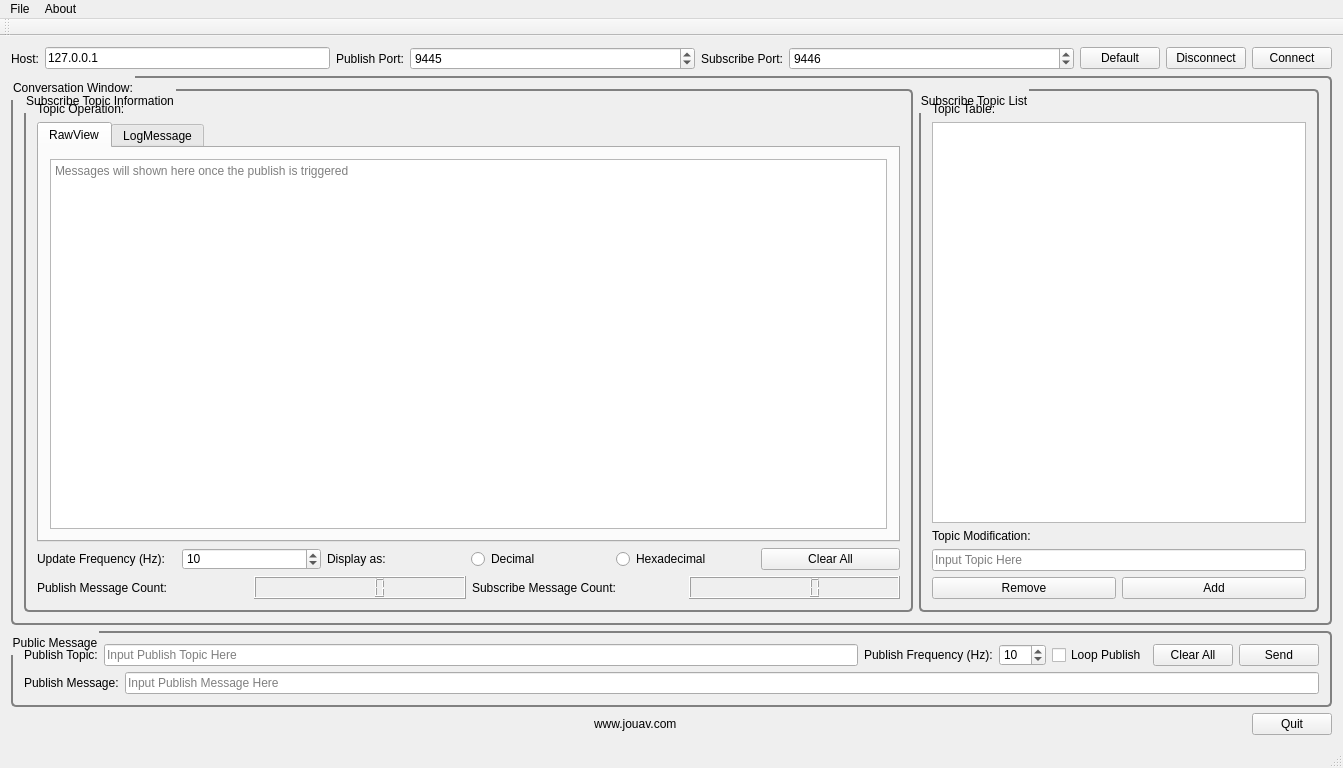
Before: the Qt Designer form ui/mainwindow.ui in Phillweston/zmqtesttool, drawn with Qt 5.
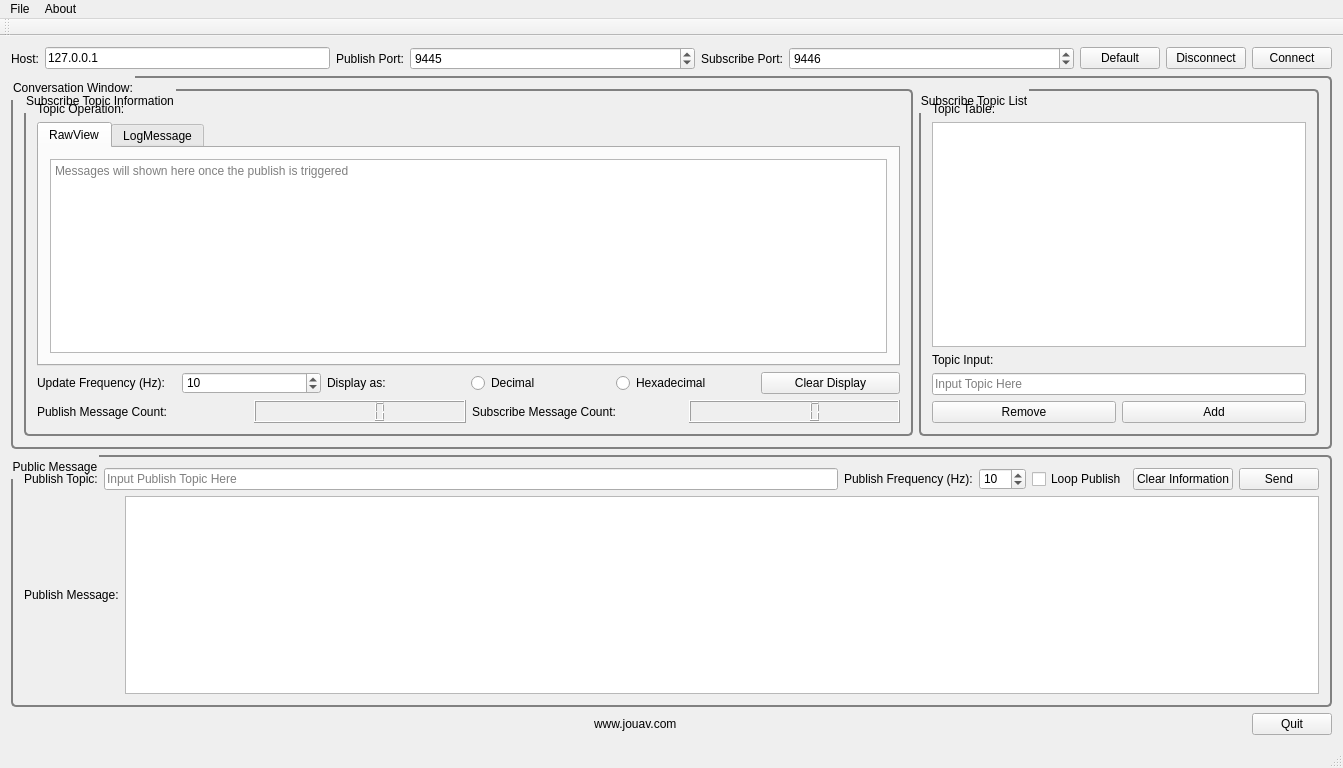
After: the same form once the commit is applied. The open tabs and pages were chosen to show the change. Icons and pictures are not drawn.

Commit message: [Modification] Update README, UI interface, design pattern doc

Patch:
```diff
--- a/ui/mainwindow.ui
+++ b/ui/mainwindow.ui
@@ -275,7 +275,7 @@
                  <string>Clear All Information Input</string>
                 </property>
                 <property name="text">
-                 <string>Clear All</string>
+                 <string>Clear Display</string>
                 </property>
                 <property name="icon">
                  <iconset resource="../resources/images.qrc">
@@ -335,9 +335,9 @@
              <widget class="QTableView" name="tableViewTopics"/>
             </item>
             <item>
-             <widget class="QLabel" name="labelPublishTopic">
+             <widget class="QLabel" name="labelSubscribeTopic">
               <property name="text">
-               <string>Topic Modification:</string>
+               <string>Topic Input:</string>
               </property>
              </widget>
             </item>
@@ -428,7 +428,7 @@
        <item>
         <layout class="QHBoxLayout" name="horizontalLayout_6">
          <item>
-          <widget class="QLabel" name="labelPublishTopic_2">
+          <widget class="QLabel" name="labelPublishTopic">
            <property name="text">
             <string>Publish Topic:</string>
            </property>
@@ -486,7 +486,7 @@
             <string>Clear All Information Input</string>
            </property>
            <property name="text">
-            <string>Clear All</string>
+            <string>Clear Information</string>
            </property>
            <property name="icon">
             <iconset resource="../resources/images.qrc">
@@ -520,22 +520,13 @@
           </widget>
          </item>
          <item>
-          <widget class="QLineEdit" name="lineEditPublishMessage">
-           <property name="minimumSize">
+          <widget class="QTextEdit" name="lineEditPublishMessage">
+           <property name="maximumSize">
             <size>
-             <width>0</width>
-             <height>0</height>
+             <width>16777215</width>
+             <height>16777215</height>
             </size>
            </property>
-           <property name="statusTip">
-            <string>Input Publish Message Here</string>
-           </property>
-           <property name="text">
-            <string/>
-           </property>
-           <property name="placeholderText">
-            <string>Input Publish Message Here</string>
-           </property>
           </widget>
          </item>
         </layout>
```
Left out of the diff: 10 changed lines with no effect on the pictures. The commit also changes 5 other files.
